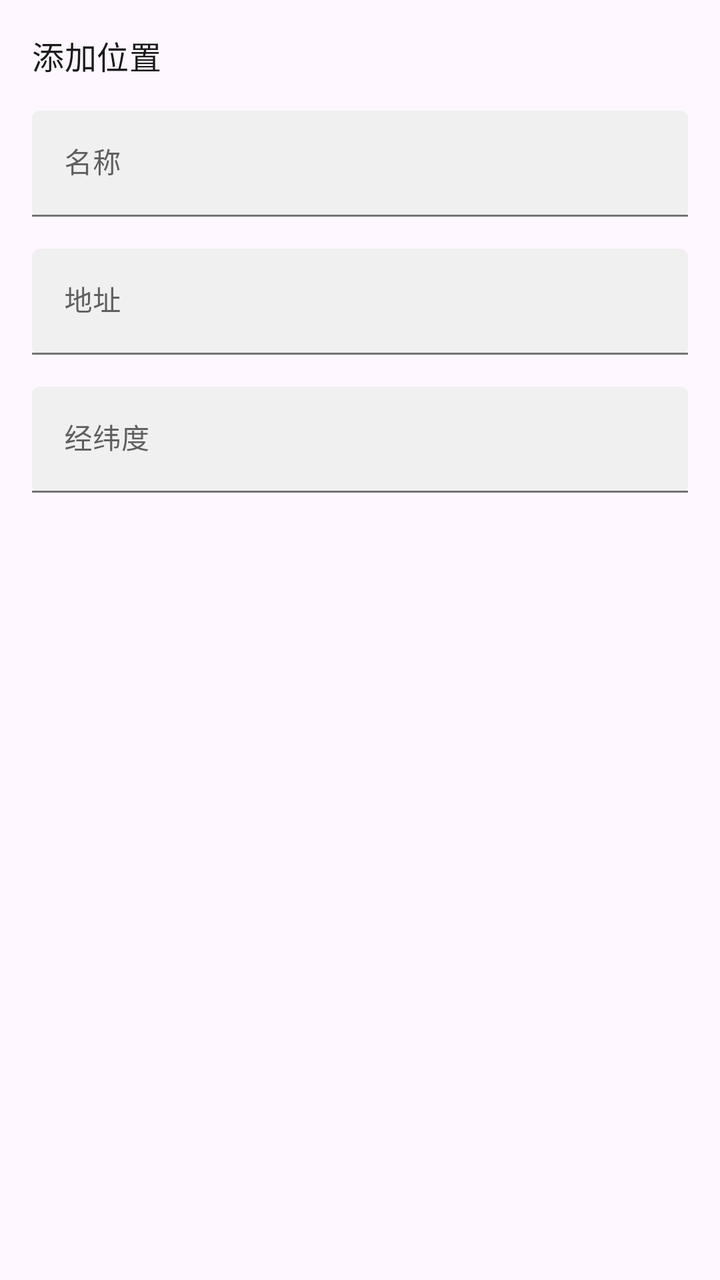
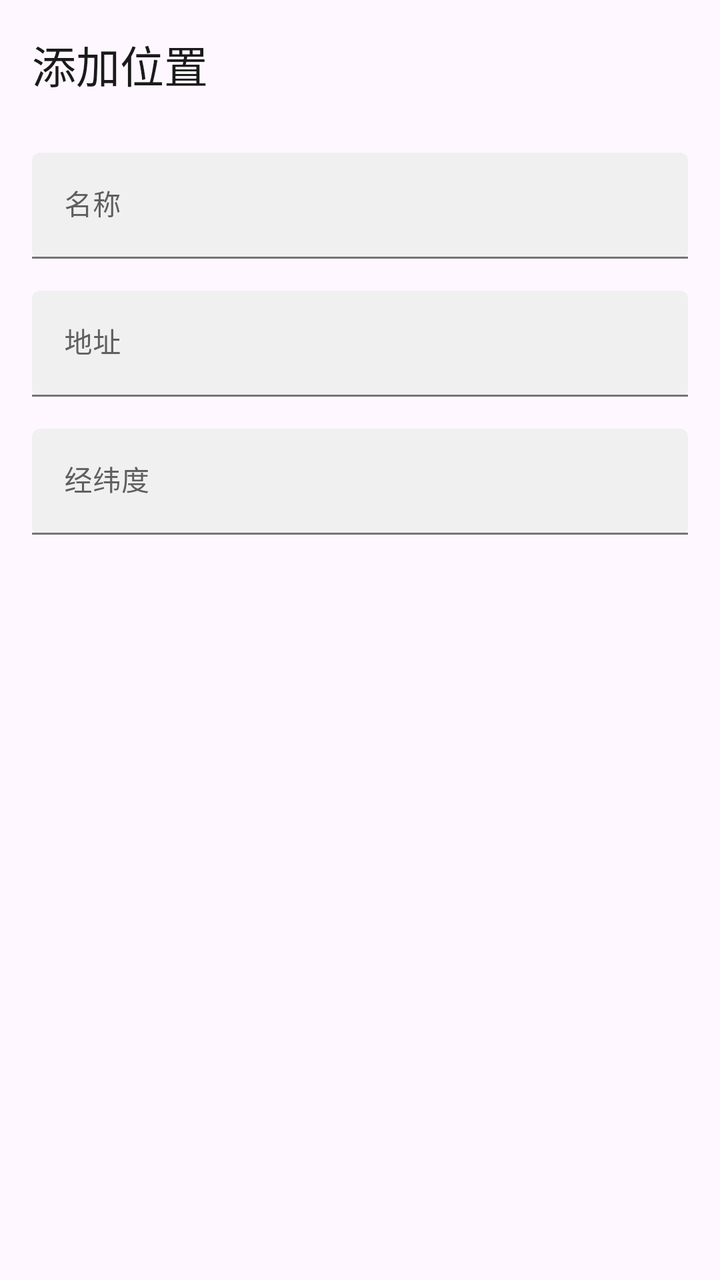

Compare the two renders of this Android layout. The source of the first and the diff that turns it into the second are given below.
<!-- AndroidManifest.xml: application theme AppTheme -->
<!-- res/layout/dialog_add_location.xml -->
<?xml version="1.0" encoding="utf-8"?>
<LinearLayout
    xmlns:android="http://schemas.android.com/apk/res/android"
    xmlns:app="http://schemas.android.com/apk/res-auto"
    android:layout_width="match_parent"
    android:layout_height="wrap_content"
    android:orientation="vertical"
    android:padding="16dp">

        <TextView
            android:layout_width="match_parent"
            android:layout_height="wrap_content"
            android:text="@string/add_location"
            android:textAppearance="?attr/textAppearanceTitleMedium"
            android:textColor="?attr/colorOnSurface"/>

        <com.google.android.material.textfield.TextInputLayout
            android:layout_width="match_parent"
            android:layout_height="wrap_content"
            android:layout_marginTop="16dp"
            app:boxBackgroundMode="filled"
            app:boxBackgroundColor="?attr/colorSurfaceVariant"
            android:hint="@string/name">

            <com.google.android.material.textfield.TextInputEditText
                android:id="@+id/etLocationName"
                android:layout_width="match_parent"
                android:layout_height="wrap_content"
                android:imeOptions="actionNext"
                android:inputType="text"
                android:singleLine="true"
                android:textColor="?attr/colorOnSurface"
                android:textAppearance="@style/TextAppearance.Material3.BodyMedium">

                
            </com.google.android.material.textfield.TextInputEditText>
        </com.google.android.material.textfield.TextInputLayout>

        <com.google.android.material.textfield.TextInputLayout
            android:layout_width="match_parent"
            android:layout_height="wrap_content"
            android:layout_marginTop="16dp"
            app:boxBackgroundMode="filled"
            app:boxBackgroundColor="?attr/colorSurfaceVariant"
            android:hint="@string/address">

            <com.google.android.material.textfield.TextInputEditText
                android:id="@+id/etLocationAddress"
                android:layout_width="match_parent"
                android:layout_height="wrap_content"
                android:imeOptions="actionNext"
                android:inputType="text"
                android:singleLine="true"
                android:textColor="?attr/colorOnSurface"
                android:textAppearance="@style/TextAppearance.Material3.BodyMedium">
            </com.google.android.material.textfield.TextInputEditText>
        </com.google.android.material.textfield.TextInputLayout>

        <com.google.android.material.textfield.TextInputLayout
            android:layout_width="match_parent"
            android:layout_height="wrap_content"
            android:layout_marginTop="16dp"
            app:boxBackgroundMode="filled"
            app:boxBackgroundColor="?attr/colorSurfaceVariant"
            android:hint="@string/latlon">

            <com.google.android.material.textfield.TextInputEditText
                android:id="@+id/etLocationLatLon"
                android:layout_width="match_parent"
                android:layout_height="wrap_content"
                android:imeOptions="actionNext"
                android:inputType="text"
                android:singleLine="true"
                android:textColor="?attr/colorOnSurface"
                android:textAppearance="@style/TextAppearance.Material3.BodyMedium">
            </com.google.android.material.textfield.TextInputEditText>
        </com.google.android.material.textfield.TextInputLayout>

</LinearLayout>
<!-- resources referenced by this layout -->
<resources>
  <string name="add_location">添加位置</string>
  <string name="address">地址</string>
  <string name="latlon">经纬度</string>
  <string name="name">名称</string>
  <style name="AppTheme" parent="Theme.Material3.Light.NoActionBar">
          
          <item name="colorPrimary">#5F5F5F</item>
          <item name="colorOnPrimary">#FFFFFF</item>
          <item name="colorPrimaryContainer">#E0E0E0</item>
          <item name="colorOnPrimaryContainer">#1E1E1E</item>
          <item name="colorSecondary">#494949</item>
          <item name="colorOnSecondary">#FFFFFF</item>
          <item name="colorSecondaryContainer">#E7E7E7</item>
          <item name="colorOnSecondaryContainer">#2A2A2A</item>
          <item name="colorSurface">#FFFFFF</item>
          <item name="colorOnSurface">#1A1A1A</item>
          <item name="colorSurfaceVariant">#F0F0F0</item>
          <item name="colorOnSurfaceVariant">#5F5F5F</item>
          <item name="colorOutline">#747474</item>
  
          
          <item name="android:statusBarColor">@android:color/transparent</item>
          <item name="android:windowDrawsSystemBarBackgrounds">true</item>
          <item name="android:windowTranslucentStatus">true</item>
          <item name="windowActionModeOverlay">true</item>
          <item name="windowActionBar">false</item>
          <item name="windowNoTitle">true</item>
  
          
          <item name="searchViewStyle">@style/Portal.SearchViewStyle</item>
          <item name="sliderStyle">@style/Portal.SliderTheme</item>
      </style>
  <style name="Portal.SearchViewStyle" parent="Widget.AppCompat.SearchView" />
  <style name="Portal.SliderTheme" parent="Widget.Material3.Slider" />
</resources>

<!-- the commit's change to res/layout/dialog_add_location.xml (unified diff, before → after) -->
@@ -11,8 +11,9 @@
             android:layout_width="match_parent"
             android:layout_height="wrap_content"
             android:text="@string/add_location"
-            android:textAppearance="?attr/textAppearanceTitleMedium"
-            android:textColor="?attr/colorOnSurface"/>
+            android:textAppearance="?attr/textAppearanceTitleLarge"
+            android:textColor="?attr/colorOnSurface"
+            android:paddingBottom="12dp"/>
 
         <com.google.android.material.textfield.TextInputLayout
             android:layout_width="match_parent"
